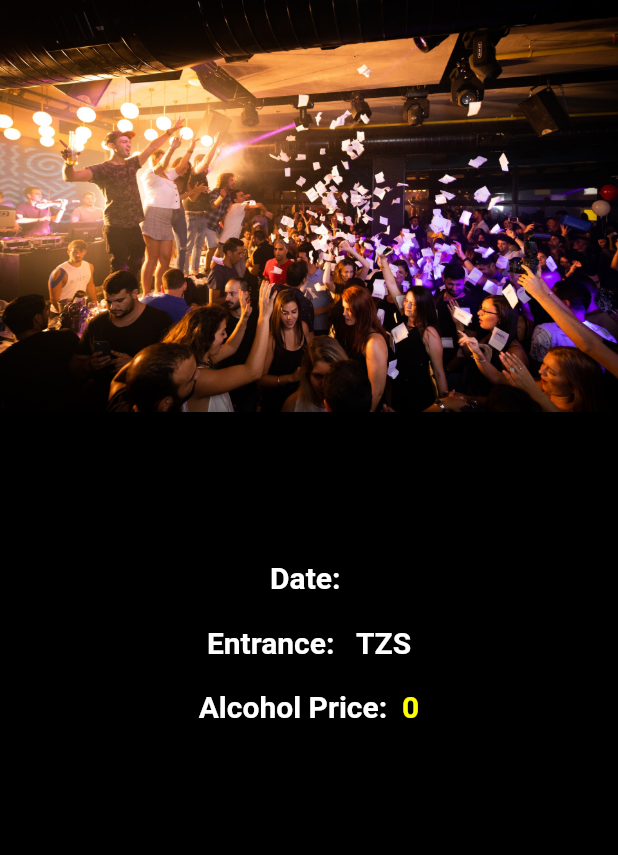
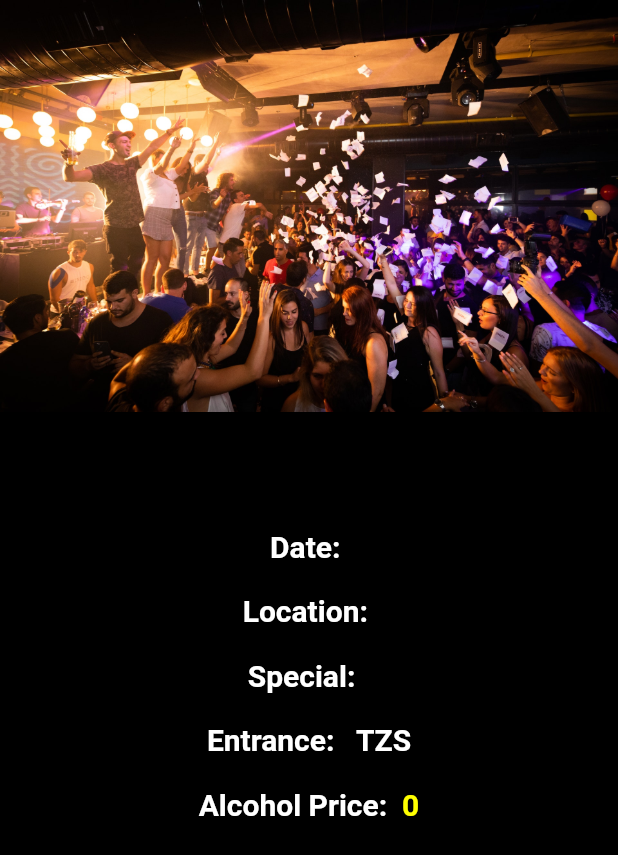
Before and after one commit to kevinmisigaro/night-time-app, a Flutter app: the EventsDetail screen opened directly with empty values, on a phone screen of 412 x 824 dp. Shown: the top 855 px of the screen. Run offline on Flutter 3.47's test engine with Material 2 defaults, Android fonts, the phone set to English and light mode, and no system bars; our stand-ins replace cloud_firestore, firebase_auth, google_fonts; accounts and stored records are empty.

Commit message:
fixed UX issues

```diff
--- a/lib/models/event.dart
+++ b/lib/models/event.dart
@@ -5,6 +5,8 @@ class Event {
   final int alcoholPrice;
   final String entranceFee;
   final bool isDone;
+  final String xFactor;
+  final String location;
 
-  Event({this.eventName, this.date, this.theme, this.alcoholPrice, this.entranceFee, this.isDone});
+  Event({this.eventName, this.date, this.theme, this.alcoholPrice, this.entranceFee, this.isDone, this.location, this.xFactor});
 }
--- a/lib/services/database.dart
+++ b/lib/services/database.dart
@@ -79,6 +79,8 @@ class DatabaseService {
             entranceFee: doc.data['entrance_fee'] ?? '',
             date: doc.data['date'] ?? '',
             isDone: doc.data['isDone'] ?? false,
+            location: doc.data['location'] ?? '',
+            xFactor: doc.data['xfactor'] ?? '',
             alcoholPrice: doc.data['alcohol_price'] ?? 0))
         .toList();
   }
--- a/lib/widgets/heros/events_detail.dart
+++ b/lib/widgets/heros/events_detail.dart
@@ -6,9 +6,11 @@ class EventsDetail extends StatelessWidget{
   final String date;
   final int alcoholPrice;
   final String entrance;
+  final String xFactor;
+  final String location;
 
 
-  EventsDetail({this.eventName, this.entrance, this.date, this.alcoholPrice});
+  EventsDetail({this.eventName, this.entrance, this.date, this.alcoholPrice, this.location, this.xFactor});
 
 
   @override
@@ -38,18 +40,38 @@ class EventsDetail extends StatelessWidget{
 
             Text(
               eventName,
-              style: GoogleFonts.roboto(
-                color: Colors.white,
-                fontWeight: FontWeight.w700,
-                fontSize: 25,
+              style: TextStyle(
+                  fontFamily: 'MonumentExtended', color: Colors.white, fontWeight: FontWeight.w600, fontSize: 23
               ),
             ),
 
             SizedBox(
-              height: 50,
+              height: 30,
             ),
             Text(
               'Date: $date',
+              style: GoogleFonts.roboto(
+                color: Colors.white,
+                fontWeight: FontWeight.w600,
+                fontSize: 20,
+              ),
+            ),
+            SizedBox(
+              height: 20,
+            ),
+            Text(
+              'Location: $location',
+              style: GoogleFonts.roboto(
+                color: Colors.white,
+                fontWeight: FontWeight.w600,
+                fontSize: 20,
+              ),
+            ),
+            SizedBox(
+              height: 20,
+            ),
+            Text(
+              'Special:  $xFactor',
               style: GoogleFonts.roboto(
                 color: Colors.white,
                 fontWeight: FontWeight.w600,
--- a/lib/widgets/home_section/events.dart
+++ b/lib/widgets/home_section/events.dart
@@ -4,7 +4,7 @@ import 'package:night_life/models/event.dart';
 import 'package:night_life/services/database.dart';
 import 'package:night_life/widgets/heros/events_detail.dart';
 
-class Events extends StatelessWidget{
+class Events extends StatelessWidget {
   @override
   Widget build(BuildContext context) {
     // TODO: implement build
@@ -16,7 +16,6 @@ class Events extends StatelessWidget{
             child: CircularProgressIndicator(),
           );
         } else {
-
           List<Event> data = snapshot.data;
 
           return ListView(
@@ -62,6 +61,8 @@ class Events extends StatelessWidget{
                                 entrance: data[index].entranceFee,
                                 alcoholPrice: data[index].alcoholPrice,
                                 date: data[index].date,
+                                xFactor: data[index].xFactor,
+                                location: data[index].location,
                               )));
                 },
               ),
```
Also changed, not shown: lib/screens/event_detail_view.dart (+15 -8 lines), lib/screens/events_view.dart (+12 -5 lines), lib/screens/favorites_view.dart (+7 -4 lines), lib/screens/login_screen.dart (+8 -1 lines), lib/screens/profile_view.dart (+19 -13 lines), lib/screens/sign_up_screen.dart (+8 -1 lines), lib/widgets/heros/club_detail.dart (+4 -6 lines), lib/widgets/heros/place_detail.dart (+7 -11 lines). Lines whose indentation alone changed are shown as unchanged.
